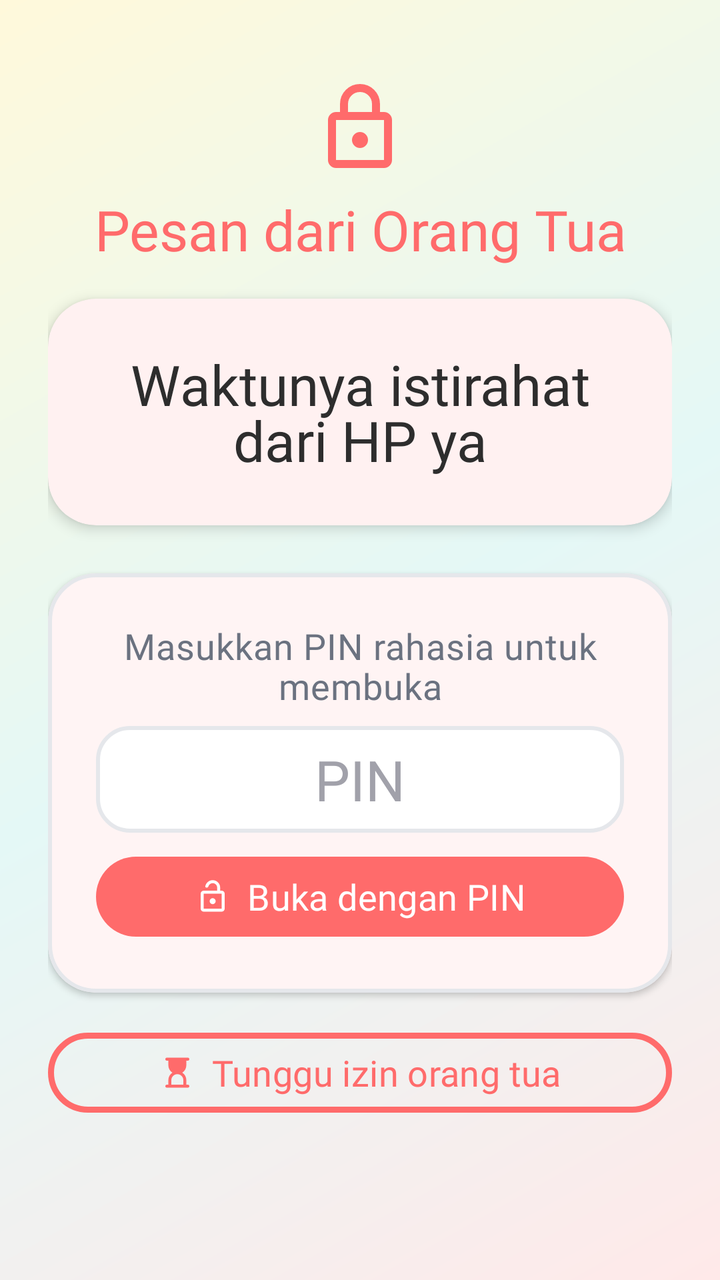
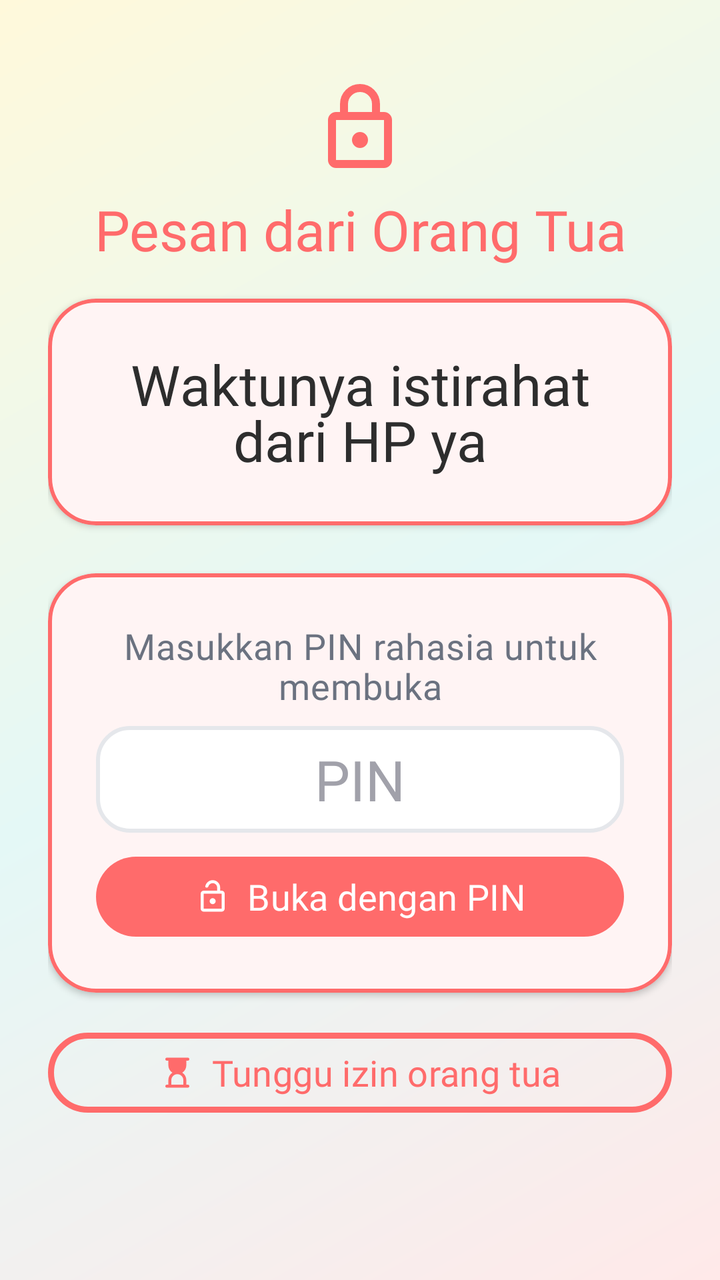

Screens rendered from an Android XML layout before and after an edit, with the pre-edit source and the edit as a unified diff.
<!-- AndroidManifest.xml: application theme Theme.Customlockscreen -->
<!-- res/layout/activity_lock_screen_text.xml -->
<?xml version="1.0" encoding="utf-8"?>
<LinearLayout xmlns:android="http://schemas.android.com/apk/res/android"
    xmlns:app="http://schemas.android.com/apk/res-auto"
    android:layout_width="match_parent"
    android:layout_height="match_parent"
    android:orientation="vertical"
    android:gravity="center_horizontal"
    android:background="@drawable/gradient_background">

    <LinearLayout
        android:layout_width="match_parent"
        android:layout_height="wrap_content"
        android:orientation="vertical"
        android:padding="@dimen/space_lg"
        android:gravity="center_horizontal">

        <ImageView
            android:layout_width="@dimen/icon_hero"
            android:layout_height="@dimen/icon_hero"
            android:src="@drawable/ic_lock"
            app:tint="@color/primary"
            android:contentDescription="@null"
            android:importantForAccessibility="no"
            android:layout_marginTop="@dimen/space_md"
            android:layout_marginBottom="@dimen/space_sm" />

        <TextView
            android:id="@+id/tvTextTitle"
            android:layout_width="match_parent"
            android:layout_height="wrap_content"
            android:text="@string/lock_screen_text_title"
            android:textAppearance="@style/TextAppearance.Customlockscreen.Title"
            android:textColor="@color/primary"
            android:textAlignment="center"
            android:layout_marginBottom="@dimen/space_md" />

        <com.google.android.material.card.MaterialCardView
            style="@style/Widget.Customlockscreen.Card.Elevated"
            android:layout_width="match_parent"
            android:layout_height="wrap_content"
            android:layout_marginBottom="@dimen/space_lg">

            <TextView
                android:id="@+id/tvTextMessage"
                android:layout_width="match_parent"
                android:layout_height="wrap_content"
                android:padding="@dimen/space_lg"
                android:text="@string/lock_screen_text_message_placeholder"
                android:textAppearance="@style/TextAppearance.Customlockscreen.Title"
                android:textStyle="normal"
                android:textColor="@color/content_primary"
                android:textAlignment="center"
                android:lineSpacingExtra="6dp" />

        </com.google.android.material.card.MaterialCardView>

        <com.google.android.material.card.MaterialCardView
            style="@style/Widget.Customlockscreen.Card"
            android:layout_width="match_parent"
            android:layout_height="wrap_content"
            android:layout_marginBottom="@dimen/space_md">

            <LinearLayout
                android:layout_width="match_parent"
                android:layout_height="wrap_content"
                android:orientation="vertical"
                android:padding="@dimen/space_lg">

                <TextView
                    android:layout_width="match_parent"
                    android:layout_height="wrap_content"
                    android:text="@string/lock_screen_text_pin_prompt"
                    android:textAppearance="@style/TextAppearance.Customlockscreen.Body"
                    android:textColor="@color/content_secondary"
                    android:textAlignment="center"
                    android:layout_marginBottom="@dimen/space_sm" />

                <EditText
                    android:id="@+id/etUnlockPin"
                    style="@style/Widget.Customlockscreen.EditText"
                    android:layout_width="match_parent"
                    android:layout_height="wrap_content"
                    android:hint="@string/lock_screen_text_pin_hint"
                    android:inputType="numberPassword"
                    android:maxLength="8"
                    android:gravity="center"
                    android:textSize="@dimen/text_title" />

                <com.google.android.material.button.MaterialButton
                    android:id="@+id/btnPinUnlock"
                    style="@style/Widget.Customlockscreen.Button.Primary"
                    android:layout_width="match_parent"
                    android:layout_height="wrap_content"
                    android:layout_marginTop="@dimen/space_sm"
                    android:text="@string/lock_screen_text_unlock"
                    app:icon="@drawable/ic_lock_open"
                    app:iconTint="@color/white"
                    app:iconGravity="textStart"
                    app:iconPadding="@dimen/space_sm"
                    android:contentDescription="@string/cd_unlock_with_pin" />

            </LinearLayout>

        </com.google.android.material.card.MaterialCardView>

        <com.google.android.material.button.MaterialButton
            android:id="@+id/btnWaitParent"
            style="@style/Widget.Customlockscreen.Button.Ghost"
            android:layout_width="match_parent"
            android:layout_height="wrap_content"
            android:text="@string/lock_screen_text_wait"
            app:icon="@drawable/ic_hourglass_top"
            app:iconTint="@color/primary"
            app:iconGravity="textStart"
            app:iconPadding="@dimen/space_sm"
            android:contentDescription="@string/cd_wait_for_parent" />

    </LinearLayout>

</LinearLayout>
<!-- resources referenced by this layout -->
<resources>
  <color name="content_primary">#2D2D2D</color>
  <color name="content_secondary">#6B7280</color>
  <color name="primary">#FF6B6B</color>
  <color name="white">#FFFFFFFF</color>
  <dimen name="icon_hero">48dp</dimen>
  <dimen name="space_lg">24dp</dimen>
  <dimen name="space_md">16dp</dimen>
  <dimen name="space_sm">8dp</dimen>
  <dimen name="text_title">28sp</dimen>
  <string name="cd_unlock_with_pin">Buka dengan PIN</string>
  <string name="cd_wait_for_parent">Tunggu izin orang tua</string>
  <string name="lock_screen_text_message_placeholder">Waktunya istirahat dari HP ya</string>
  <string name="lock_screen_text_pin_hint">PIN</string>
  <string name="lock_screen_text_pin_prompt">Masukkan PIN rahasia untuk membuka</string>
  <string name="lock_screen_text_title">Pesan dari Orang Tua</string>
  <string name="lock_screen_text_unlock">Buka dengan PIN</string>
  <string name="lock_screen_text_wait">Tunggu izin orang tua</string>
  <style name="TextAppearance.Customlockscreen.Body" parent="TextAppearance.Material3.BodyMedium">
          <item name="android:textSize">@dimen/text_body</item>
          <item name="android:fontFamily">@font/poppins</item>
      </style>
  <style name="TextAppearance.Customlockscreen.Title" parent="TextAppearance.Material3.TitleLarge">
          <item name="android:textSize">@dimen/text_title</item>
          <item name="android:fontFamily">@font/titan_one</item>
      </style>
  <style name="Widget.Customlockscreen.Button.Ghost" parent="Widget.Customlockscreen.Button">
          <item name="backgroundTint">@android:color/transparent</item>
          <item name="android:textColor">@color/primary</item>
          <item name="strokeColor">@color/primary</item>
          <item name="strokeWidth">3dp</item>
      </style>
  <style name="Widget.Customlockscreen.Button.Primary" parent="Widget.Customlockscreen.Button" />
  <style name="Widget.Customlockscreen.Card.Elevated" parent="Widget.Material3.CardView.Elevated">
          <item name="cardBackgroundColor">@color/surface_base</item>
          <item name="cardCornerRadius">@dimen/radius_lg</item>
          <item name="cardElevation">@dimen/elevation_md</item>
      </style>
  <style name="Theme.Customlockscreen" parent="Base.Theme.Customlockscreen" />
  <color name="gradient_start">#FFE9E9</color>
  <color name="gradient_center">#E4F8F6</color>
  <color name="gradient_end">#FFF9DB</color>
  <dimen name="text_body">18sp</dimen>
  <color name="surface_base">#FFFFFFFF</color>
  <dimen name="radius_lg">24dp</dimen>
  <dimen name="elevation_sm">2dp</dimen>
  <color name="card_border">#E5E7EB</color>
  <dimen name="elevation_md">4dp</dimen>
  <color name="content_hint">#A1A1AA</color>
  <dimen name="radius_pill">100dp</dimen>
  <color name="primary_alpha_20">#33FF6B6B</color>
  <dimen name="radius_md">16dp</dimen>
  <color name="input_border_hover">#A1A1AA</color>
  <color name="input_border">#E5E7EB</color>
  <color name="primary_container">#FFE3E3</color>
  <color name="secondary">#4ECDC4</color>
  <color name="secondary_container">#E4F8F6</color>
  <color name="tertiary">#FFE66D</color>
  <color name="surface_muted">#F9FAFB</color>
  <color name="error">#FF6B6B</color>
  <style name="Widget.Customlockscreen.Tooltip" parent="Widget.Material3.Tooltip">
          <item name="android:background">@drawable/tooltip_background</item>
          <item name="android:textColor">@color/white</item>
      </style>
  <!-- drawable tooltip_background (drawable) -->
  <?xml version="1.0" encoding="utf-8"?>
  <shape xmlns:android="http://schemas.android.com/apk/res/android"
      android:shape="rectangle">
      <solid android:color="@color/tooltip_bg" />
      <corners android:radius="@dimen/radius_md" />
  </shape>
  <color name="tooltip_bg">#2D2D2D</color>
  <!-- unchanged entries left out for length: 9 -->
</resources>

<!-- the commit's change to res/layout/activity_lock_screen_text.xml (unified diff, before → after) -->
@@ -35,10 +35,11 @@
             android:layout_marginBottom="@dimen/space_md" />
 
         <com.google.android.material.card.MaterialCardView
-            style="@style/Widget.Customlockscreen.Card.Elevated"
+            style="@style/Widget.Customlockscreen.Card"
             android:layout_width="match_parent"
             android:layout_height="wrap_content"
-            android:layout_marginBottom="@dimen/space_lg">
+            android:layout_marginBottom="@dimen/space_lg"
+            app:strokeColor="@color/primary">
 
             <TextView
                 android:id="@+id/tvTextMessage"
@@ -58,7 +59,8 @@
             style="@style/Widget.Customlockscreen.Card"
             android:layout_width="match_parent"
             android:layout_height="wrap_content"
-            android:layout_marginBottom="@dimen/space_md">
+            android:layout_marginBottom="@dimen/space_md"
+            app:strokeColor="@color/primary">
 
             <LinearLayout
                 android:layout_width="match_parent"
<!-- resource entries referenced after the edit -->
@@ -32,11 +32,6 @@
           <item name="strokeWidth">3dp</item>
       </style>
   <style name="Widget.Customlockscreen.Button.Primary" parent="Widget.Customlockscreen.Button" />
-  <style name="Widget.Customlockscreen.Card.Elevated" parent="Widget.Material3.CardView.Elevated">
-          <item name="cardBackgroundColor">@color/surface_base</item>
-          <item name="cardCornerRadius">@dimen/radius_lg</item>
-          <item name="cardElevation">@dimen/elevation_md</item>
-      </style>
   <style name="Theme.Customlockscreen" parent="Base.Theme.Customlockscreen" />
   <color name="gradient_start">#FFE9E9</color>
   <color name="gradient_center">#E4F8F6</color>
@@ -46,7 +41,6 @@
   <dimen name="radius_lg">24dp</dimen>
   <dimen name="elevation_sm">2dp</dimen>
   <color name="card_border">#E5E7EB</color>
-  <dimen name="elevation_md">4dp</dimen>
   <color name="content_hint">#A1A1AA</color>
   <dimen name="radius_pill">100dp</dimen>
   <color name="primary_alpha_20">#33FF6B6B</color>
